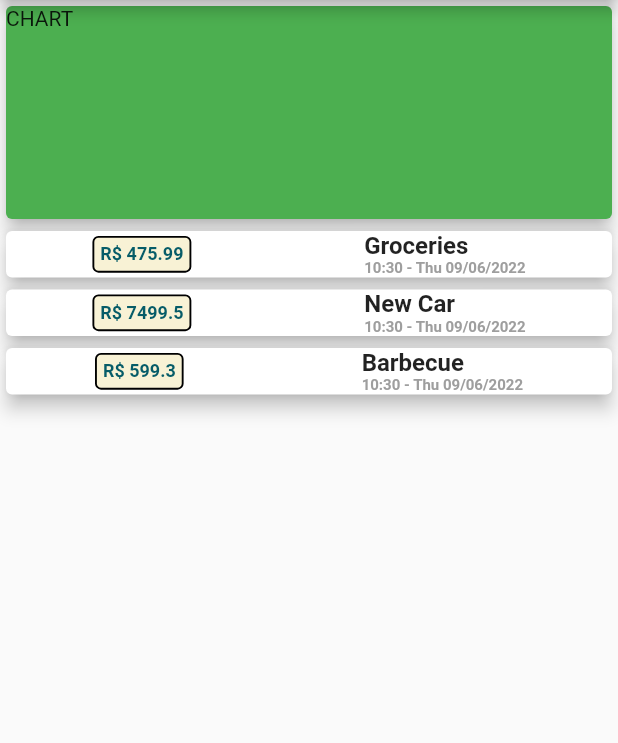
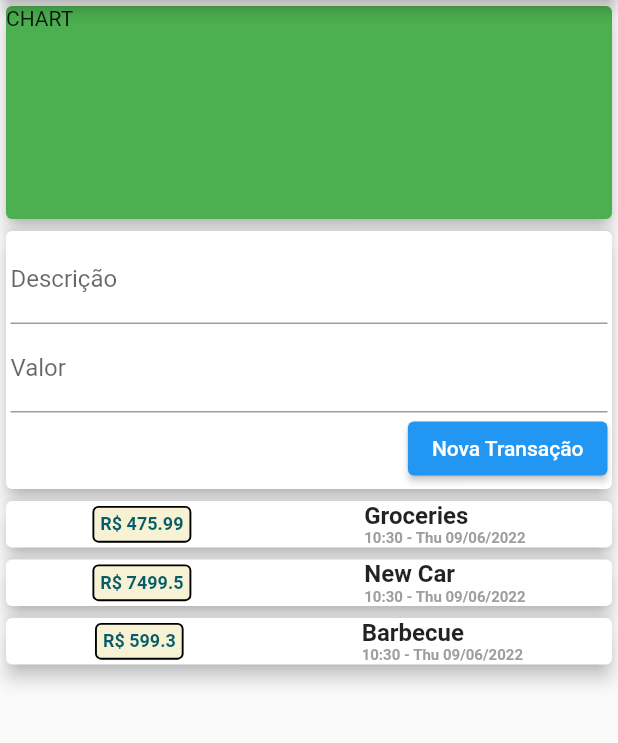
Before and after one commit to ivan-schneider/BePo, a Flutter app: the screen it shows after launch, on a phone screen of 412 x 824 dp, the part 84-827 px from its top. Run offline on Flutter 3.47's test engine with Material 2 defaults, Android fonts, the phone set to English and light mode, and no system bars.

Commit message:
Lógica de adição de Transações pronta

```diff
--- a/lib/main.dart
+++ b/lib/main.dart
@@ -1,14 +1,11 @@
 // ignore_for_file: sized_box_for_whitespace, use_key_in_widget_constructors
 
-import 'package:bepo/transaction.dart';
+import 'package:bepo/widgets/user_transactions.dart';
 import 'package:flutter/material.dart';
-import 'package:intl/intl.dart';
 
-void main() => runApp(const MyApp());
+void main() => runApp(MyApp());
 
 class MyApp extends StatelessWidget {
-  const MyApp({Key? key}) : super(key: key);
-
   @override
   Widget build(BuildContext context) {
     return MaterialApp(
@@ -19,27 +16,6 @@ class MyApp extends StatelessWidget {
 }
 
 class MyHomePage extends StatelessWidget {
-  final List<Transaction> transactions = [
-    Transaction(
-      id: 't1',
-      title: 'Groceries',
-      amount: 475.99,
-      date: DateTime.now(),
-    ),
-    Transaction(
-      id: 't2',
-      title: 'New Car',
-      amount: 7499.50,
-      date: DateTime.now(),
-    ),
-    Transaction(
-      id: 't3',
-      title: 'Barbecue',
-      amount: 599.30,
-      date: DateTime.now(),
-    ),
-  ];
-
   @override
   Widget build(BuildContext context) {
     return Scaffold(
@@ -57,54 +33,7 @@ class MyHomePage extends StatelessWidget {
               child: Text('CHART'),
             ),
           ),
-          Column(
-            children: transactions.map((tx) {
-              return Card(
-                  elevation: 5,
-                  child: Row(
-                    mainAxisAlignment: MainAxisAlignment.spaceAround,
-                    children: <Widget>[
-                      Container(
-                        decoration: BoxDecoration(
-                          color: const Color.fromARGB(255, 248, 242, 213),
-                          border: Border.all(color: Colors.black, width: 1.25),
-                          borderRadius:
-                              const BorderRadius.all(Radius.circular(4)),
-                        ),
-                        padding: const EdgeInsets.all(4.0),
-                        child: Text(
-                          'R\$ ${tx.amount}',
-                          style: const TextStyle(
-                            fontWeight: FontWeight.bold,
-                            fontSize: 12,
-                            color: Color.fromARGB(255, 6, 92, 104),
-                          ),
-                        ),
-                      ),
-                      Column(
-                        crossAxisAlignment: CrossAxisAlignment.start,
-                        children: <Widget>[
-                          Text(
-                            tx.title,
-                            style: const TextStyle(
-                              fontWeight: FontWeight.bold,
-                              fontSize: 16,
-                            ),
-                          ),
-                          Text(
-                            DateFormat('H:mm - E dd/MM/y').format(tx.date),
-                            style: const TextStyle(
-                              fontWeight: FontWeight.bold,
-                              fontSize: 10,
-                              color: Colors.grey,
-                            ),
-                          )
-                        ],
-                      )
-                    ],
-                  ));
-            }).toList(),
-          ),
+          UserTransactions(),
         ],
       ),
     );
--- /dev/null
+++ b/lib/widgets/new_transaction.dart
@@ -0,0 +1,41 @@
+// ignore_for_file: use_key_in_widget_constructors
+
+import 'package:flutter/material.dart';
+
+class NewTransaction extends StatelessWidget {
+  final titleController = TextEditingController();
+  final amountController = TextEditingController();
+  final Function newTx;
+
+  NewTransaction(this.newTx);
+
+  @override
+  Widget build(BuildContext context) {
+    return Card(
+      elevation: 5,
+      child: Container(
+        padding: const EdgeInsets.all(3),
+        child: Column(
+          crossAxisAlignment: CrossAxisAlignment.end,
+          children: <Widget>[
+            TextField(
+              decoration: const InputDecoration(labelText: 'Descrição'),
+              controller: titleController,
+            ),
+            TextField(
+              decoration: const InputDecoration(labelText: 'Valor'),
+              controller: amountController,
+            ),
+            ElevatedButton(
+              onPressed: () {
+                newTx(
+                    titleController.text, double.parse(amountController.text));
+              },
+              child: const Text('Nova Transação'),
+            ),
+          ],
+        ),
+      ),
+    );
+  }
+}
--- /dev/null
+++ b/lib/widgets/transaction_list.dart
@@ -0,0 +1,62 @@
+// ignore_for_file: use_key_in_widget_constructors
+
+import 'package:bepo/models/transaction.dart';
+import 'package:flutter/material.dart';
+import 'package:intl/intl.dart';
+
+class TransactionList extends StatelessWidget {
+  final List<Transaction> transactions;
+
+  const TransactionList(this.transactions);
+
+  @override
+  Widget build(BuildContext context) {
+    return Column(
+      children: transactions.map((tx) {
+        return Card(
+            elevation: 5,
+            child: Row(
+              mainAxisAlignment: MainAxisAlignment.spaceAround,
+              children: <Widget>[
+                Container(
+                  decoration: BoxDecoration(
+                    color: const Color.fromARGB(255, 248, 242, 213),
+                    border: Border.all(color: Colors.black, width: 1.25),
+                    borderRadius: const BorderRadius.all(Radius.circular(4)),
+                  ),
+                  padding: const EdgeInsets.all(4.0),
+                  child: Text(
+                    'R\$ ${tx.amount}',
+                    style: const TextStyle(
+                      fontWeight: FontWeight.bold,
+                      fontSize: 12,
+                      color: Color.fromARGB(255, 6, 92, 104),
+                    ),
+                  ),
+                ),
+                Column(
+                  crossAxisAlignment: CrossAxisAlignment.start,
+                  children: <Widget>[
+                    Text(
+                      tx.title,
+                      style: const TextStyle(
+                        fontWeight: FontWeight.bold,
+                        fontSize: 16,
+                      ),
+                    ),
+                    Text(
+                      DateFormat('H:mm - E dd/MM/y').format(tx.date),
+                      style: const TextStyle(
+                        fontWeight: FontWeight.bold,
+                        fontSize: 10,
+                        color: Colors.grey,
+                      ),
+                    )
+                  ],
+                )
+              ],
+            ));
+      }).toList(),
+    );
+  }
+}
--- /dev/null
+++ b/lib/widgets/user_transactions.dart
@@ -0,0 +1,56 @@
+// ignore_for_file: use_key_in_widget_constructors
+
+import 'package:flutter/material.dart';
+import 'package:bepo/widgets/new_transaction.dart';
+import 'package:bepo/widgets/transaction_list.dart';
+import 'package:bepo/models/transaction.dart';
+
+class UserTransactions extends StatefulWidget {
+  @override
+  State<UserTransactions> createState() => _UserTransactionsState();
+}
+
+class _UserTransactionsState extends State<UserTransactions> {
+  final List<Transaction> _userTransactions = [
+    Transaction(
+      id: 't1',
+      title: 'Groceries',
+      amount: 475.99,
+      date: DateTime.now(),
+    ),
+    Transaction(
+      id: 't2',
+      title: 'New Car',
+      amount: 7499.50,
+      date: DateTime.now(),
+    ),
+    Transaction(
+      id: 't3',
+      title: 'Barbecue',
+      amount: 599.30,
+      date: DateTime.now(),
+    ),
+  ];
+
+  void _addNewTransaction(String txTitle, double txAmount) {
+    final newTx = Transaction(
+      id: DateTime.now().toString(),
+      title: txTitle,
+      amount: txAmount,
+      date: DateTime.now(),
+    );
+    setState(() {
+      _userTransactions.add(newTx);
+    });
+  }
+
+  @override
+  Widget build(BuildContext context) {
+    return Column(
+      children: <Widget>[
+        NewTransaction(_addNewTransaction),
+        TransactionList(_userTransactions),
+      ],
+    );
+  }
+}
```
Also changed, not shown: lib/models/transaction.dart (renamed from lib/transaction.dart).
